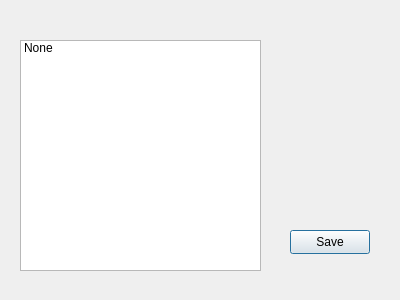
Qt form WranaSection/cellcourseselection.ui (SEGA-ABBASYA/Data_Structures) before a commit.
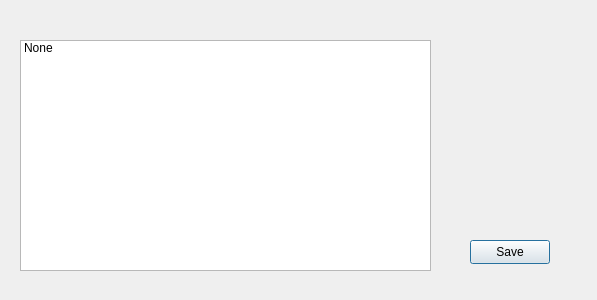
The same form after that commit.

Diff of the .ui file:
```diff
--- a/WranaSection/cellcourseselection.ui
+++ b/WranaSection/cellcourseselection.ui
@@ -6,7 +6,7 @@
    <rect>
     <x>0</x>
     <y>0</y>
-    <width>400</width>
+    <width>597</width>
     <height>300</height>
    </rect>
   </property>
@@ -18,7 +18,7 @@
     <rect>
      <x>20</x>
      <y>40</y>
-     <width>241</width>
+     <width>411</width>
      <height>231</height>
     </rect>
    </property>
@@ -34,8 +34,8 @@
   <widget class="QPushButton" name="Exit">
    <property name="geometry">
     <rect>
-     <x>290</x>
-     <y>230</y>
+     <x>470</x>
+     <y>240</y>
      <width>80</width>
      <height>24</height>
     </rect>
```
